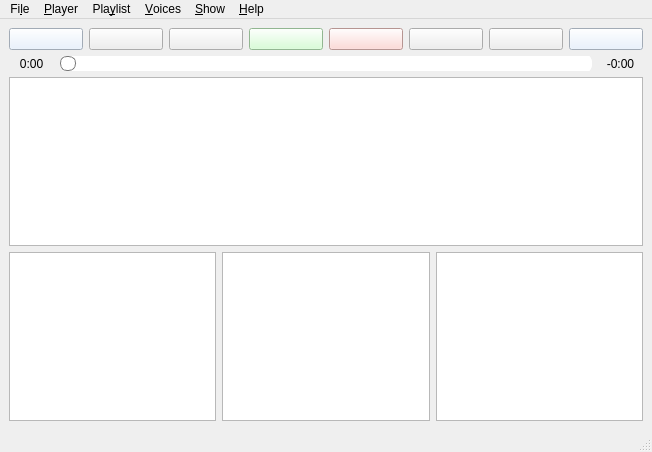
First picture: the form in gui/mainwindow.ui, repository derselbst/ANMP, before the edit.
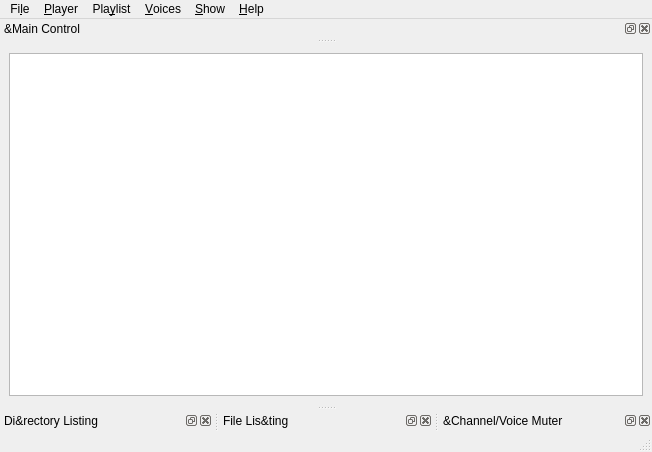
Second picture: the form after the edit. Icons and pictures are not drawn. Custom widgets are drawn as their Qt base class.

Commit message:
rework MainWindow by using dock windows
fixes #60

What changed in the file:
```diff
--- a/gui/mainwindow.ui
+++ b/gui/mainwindow.ui
@@ -13,354 +13,9 @@
   <widget class="QWidget" name="centralwidget">
    <layout class="QVBoxLayout" name="verticalLayout_2">
     <item>
-     <layout class="QHBoxLayout" name="horizontalLayout_2">
+     <layout class="QVBoxLayout" name="playlistLayout">
       <item>
-       <widget class="QPushButton" name="previousButton">
-        <property name="minimumSize">
-         <size>
-          <width>70</width>
-          <height>0</height>
-         </size>
-        </property>
-        <property name="toolTip">
-         <string>Previous Song</string>
-        </property>
-        <property name="styleSheet">
-         <string notr="true">QPushButton{
-	background-color: #e3efff;
-}</string>
-        </property>
-        <property name="icon">
-         <iconset resource="icons.qrc">
-          <normaloff>:/basic/img/previous.svg</normaloff>:/basic/img/previous.svg</iconset>
-        </property>
-        <property name="iconSize">
-         <size>
-          <width>64</width>
-          <height>64</height>
-         </size>
-        </property>
-        <attribute name="buttonGroup">
-         <string notr="true">controlButtonsAlwaysVisible</string>
-        </attribute>
-       </widget>
-      </item>
-      <item>
-       <widget class="QPushButton" name="fbackwardButton">
-        <property name="minimumSize">
-         <size>
-          <width>70</width>
-          <height>0</height>
-         </size>
-        </property>
-        <property name="toolTip">
-         <string>Seek Backward (fast)</string>
-        </property>
-        <property name="icon">
-         <iconset resource="icons.qrc">
-          <normaloff>:/basic/img/fbackw.svg</normaloff>:/basic/img/fbackw.svg</iconset>
-        </property>
-        <property name="iconSize">
-         <size>
-          <width>64</width>
-          <height>64</height>
-         </size>
-        </property>
-        <attribute name="buttonGroup">
-         <string notr="true">controlButtonsHideFirst</string>
-        </attribute>
-       </widget>
-      </item>
-      <item>
-       <widget class="QPushButton" name="backwardButton">
-        <property name="minimumSize">
-         <size>
-          <width>70</width>
-          <height>0</height>
-         </size>
-        </property>
-        <property name="toolTip">
-         <string>Seek Backward</string>
-        </property>
-        <property name="icon">
-         <iconset resource="icons.qrc">
-          <normaloff>:/basic/img/backw.svg</normaloff>:/basic/img/backw.svg</iconset>
-        </property>
-        <property name="iconSize">
-         <size>
-          <width>64</width>
-          <height>64</height>
-         </size>
-        </property>
-        <attribute name="buttonGroup">
-         <string notr="true">controlButtonsHideSecond</string>
-        </attribute>
-       </widget>
-      </item>
-      <item>
-       <widget class="QPushButton" name="playButton">
-        <property name="minimumSize">
-         <size>
-          <width>70</width>
-          <height>0</height>
-         </size>
-        </property>
-        <property name="toolTip">
-         <string>Play / Pause</string>
-        </property>
-        <property name="styleSheet">
-         <string notr="true">QPushButton{
-background-color: #ccffcb;
-}
-</string>
-        </property>
-        <property name="icon">
-         <iconset resource="icons.qrc">
-          <normaloff>:/basic/img/play.svg</normaloff>
-          <normalon>:/basic/img/pause.svg</normalon>
-          <disabledon>:/basic/img/pause.svg</disabledon>
-          <activeon>:/basic/img/pause.svg</activeon>
-          <selectedon>:/basic/img/pause.svg</selectedon>:/basic/img/play.svg</iconset>
-        </property>
-        <property name="iconSize">
-         <size>
-          <width>64</width>
-          <height>64</height>
-         </size>
-        </property>
-        <property name="checkable">
-         <bool>true</bool>
-        </property>
-        <attribute name="buttonGroup">
-         <string notr="true">controlButtonsAlwaysVisible</string>
-        </attribute>
-       </widget>
-      </item>
-      <item>
-       <widget class="QPushButton" name="stopButton">
-        <property name="minimumSize">
-         <size>
-          <width>70</width>
-          <height>0</height>
-         </size>
-        </property>
-        <property name="toolTip">
-         <string>Stop</string>
-        </property>
-        <property name="styleSheet">
-         <string notr="true">QPushButton {
-background-color: rgb(255, 209, 205);
-}
-</string>
-        </property>
-        <property name="icon">
-         <iconset resource="icons.qrc">
-          <normaloff>:/basic/img/stop.svg</normaloff>:/basic/img/stop.svg</iconset>
-        </property>
-        <property name="iconSize">
-         <size>
-          <width>64</width>
-          <height>64</height>
-         </size>
-        </property>
-        <attribute name="buttonGroup">
-         <string notr="true">controlButtonsAlwaysVisible</string>
-        </attribute>
-       </widget>
-      </item>
-      <item>
-       <widget class="QPushButton" name="forwardButton">
-        <property name="minimumSize">
-         <size>
-          <width>70</width>
-          <height>0</height>
-         </size>
-        </property>
-        <property name="toolTip">
-         <string>Seek Forward</string>
-        </property>
-        <property name="icon">
-         <iconset resource="icons.qrc">
-          <normaloff>:/basic/img/forw.svg</normaloff>:/basic/img/forw.svg</iconset>
-        </property>
-        <property name="iconSize">
-         <size>
-          <width>64</width>
-          <height>64</height>
-         </size>
-        </property>
-        <attribute name="buttonGroup">
-         <string notr="true">controlButtonsHideSecond</string>
-        </attribute>
-       </widget>
-      </item>
-      <item>
-       <widget class="QPushButton" name="fforwardButton">
-        <property name="minimumSize">
-         <size>
-          <width>70</width>
-          <height>0</height>
-         </size>
-        </property>
-        <property name="toolTip">
-         <string>Seek Forward (fast)</string>
-        </property>
-        <property name="icon">
-         <iconset resource="icons.qrc">
-          <normaloff>:/basic/img/fforw.svg</normaloff>:/basic/img/fforw.svg</iconset>
-        </property>
-        <property name="iconSize">
-         <size>
-          <width>64</width>
-          <height>64</height>
-         </size>
-        </property>
-        <attribute name="buttonGroup">
-         <string notr="true">controlButtonsHideFirst</string>
-        </attribute>
-       </widget>
-      </item>
-      <item>
-       <widget class="QPushButton" name="nextButton">
-        <property name="minimumSize">
-         <size>
-          <width>70</width>
-          <height>0</height>
-         </size>
-        </property>
-        <property name="toolTip">
-         <string>Next Song</string>
-        </property>
-        <property name="styleSheet">
-         <string notr="true">QPushButton{
-	background-color: #e3efff;
-}</string>
-        </property>
-        <property name="icon">
-         <iconset resource="icons.qrc">
-          <normaloff>:/basic/img/next.svg</normaloff>:/basic/img/next.svg</iconset>
-        </property>
-        <property name="iconSize">
-         <size>
-          <width>64</width>
-          <height>64</height>
-         </size>
-        </property>
-        <attribute name="buttonGroup">
-         <string notr="true">controlButtonsAlwaysVisible</string>
-        </attribute>
-       </widget>
-      </item>
-     </layout>
-    </item>
-    <item>
-     <layout class="QHBoxLayout" name="horizontalLayout_3">
-      <item>
-       <widget class="QLabel" name="labelTimePast">
-        <property name="minimumSize">
-         <size>
-          <width>45</width>
-          <height>0</height>
-         </size>
-        </property>
-        <property name="text">
-         <string>0:00</string>
-        </property>
-        <property name="textFormat">
-         <enum>Qt::PlainText</enum>
-        </property>
-        <property name="alignment">
-         <set>Qt::AlignCenter</set>
-        </property>
-       </widget>
-      </item>
-      <item>
-       <widget class="PlayheadSlider" name="seekBar">
-        <property name="styleSheet">
-         <string notr="true">QSlider::groove:horizontal {
-border: 0px solid #bbb;
-background: white;
-height: 21px;
-border-radius: 10px;
-}
-
-QSlider::sub-page:horizontal {
-background: qlineargradient(x1: 0, y1: 0.2, x2: 1, y2: 0,
-    stop: 0 #00cc44, stop: 1 #99ffbb);
-border: 0px solid #777;
-height: 21px;
-border-radius: 10px;
-}
-
-QSlider::add-page:horizontal {
-background: #fff;
-border: 0px solid #777;
-height: 21px;
-border-radius: 10px;
-}
-
-QSlider::handle:horizontal {
-background: qlineargradient(x1:0, y1:0, x2:1, y2:1,
-    stop:0 #eee, stop:1 #ccc);
-border: 1px solid #777;
-width: 14px;
-margin-top: 3px;
-margin-bottom: 3px;
-border-radius: 7px;
-}
-
-QSlider::handle:horizontal:hover {
-background: qlineargradient(x1:0, y1:0, x2:1, y2:1,
-    stop:0 #fff, stop:1 #ddd);
-border: 1px solid #444;
-border-radius: 0px;
-}
-
-QSlider::sub-page:horizontal:disabled {
-background: qlineargradient(x1: 0, y1: 0.2, x2: 1, y2: 0,
-    stop: 0 #ccc, stop: 1 #aaa);
-border-color: #999;
-}
-
-QSlider::add-page:horizontal:disabled {
-background: #fff;
-}
-
-QSlider::handle:horizontal:disabled {
-background: #eee;
-}
-</string>
-        </property>
-        <property name="orientation">
-         <enum>Qt::Horizontal</enum>
-        </property>
-       </widget>
-      </item>
-      <item>
-       <widget class="QLabel" name="labelTimeLeft">
-        <property name="minimumSize">
-         <size>
-          <width>45</width>
-          <height>0</height>
-         </size>
-        </property>
-        <property name="text">
-         <string>-0:00</string>
-        </property>
-        <property name="textFormat">
-         <enum>Qt::PlainText</enum>
-        </property>
-        <property name="alignment">
-         <set>Qt::AlignCenter</set>
-        </property>
-       </widget>
-      </item>
-     </layout>
-    </item>
-    <item>
-     <layout class="QVBoxLayout" name="mixLayout">
-      <item>
-       <widget class="ChannelConfigView" name="channelViewNew">
+       <widget class="PlaylistView" name="playlistView">
         <property name="sizePolicy">
          <sizepolicy hsizetype="Expanding" vsizetype="Expanding">
           <horstretch>0</horstretch>
@@ -371,73 +26,6 @@
       </item>
      </layout>
     </item>
-    <item>
-     <layout class="QHBoxLayout" name="horizontalLayout">
-      <property name="topMargin">
-       <number>0</number>
-      </property>
-      <item>
-       <widget class="QTreeView" name="treeView">
-        <property name="editTriggers">
-         <set>QAbstractItemView::NoEditTriggers</set>
-        </property>
-        <property name="dragEnabled">
-         <bool>true</bool>
-        </property>
-        <property name="dragDropMode">
-         <enum>QAbstractItemView::DragOnly</enum>
-        </property>
-       </widget>
-      </item>
-      <item>
-       <widget class="QListView" name="listView">
-        <property name="editTriggers">
-         <set>QAbstractItemView::NoEditTriggers</set>
-        </property>
-        <property name="dragEnabled">
-         <bool>true</bool>
-        </property>
-        <property name="dragDropMode">
-         <enum>QAbstractItemView::DragOnly</enum>
-        </property>
-        <property name="selectionMode">
-         <enum>QAbstractItemView::ExtendedSelection</enum>
-        </property>
-       </widget>
-      </item>
-      <item>
-       <widget class="PlaylistView" name="tableView">
-        <property name="acceptDrops">
-         <bool>true</bool>
-        </property>
-        <property name="editTriggers">
-         <set>QAbstractItemView::NoEditTriggers</set>
-        </property>
-        <property name="dragEnabled">
-         <bool>true</bool>
-        </property>
-        <property name="dragDropOverwriteMode">
-         <bool>false</bool>
-        </property>
-        <property name="dragDropMode">
-         <enum>QAbstractItemView::DragDrop</enum>
-        </property>
-        <property name="defaultDropAction">
-         <enum>Qt::MoveAction</enum>
-        </property>
-        <property name="alternatingRowColors">
-         <bool>true</bool>
-        </property>
-        <property name="selectionBehavior">
-         <enum>QAbstractItemView::SelectRows</enum>
-        </property>
-        <property name="showGrid">
-         <bool>false</bool>
-        </property>
-       </widget>
-      </item>
-     </layout>
-    </item>
    </layout>
   </widget>
   <widget class="QMenuBar" name="menubar">
@@ -526,6 +114,54 @@
    <addaction name="menuHelp"/>
   </widget>
   <widget class="QStatusBar" name="statusbar"/>
+  <widget class="QDockWidget" name="dockDir">
+   <property name="allowedAreas">
+    <set>Qt::BottomDockWidgetArea|Qt::TopDockWidgetArea</set>
+   </property>
+   <property name="windowTitle">
+    <string notr="true">Di&amp;rectory Listing</string>
+   </property>
+   <attribute name="dockWidgetArea">
+    <number>8</number>
+   </attribute>
+   <widget class="QWidget" name="widget"/>
+  </widget>
+  <widget class="QDockWidget" name="dockFile">
+   <property name="allowedAreas">
+    <set>Qt::BottomDockWidgetArea|Qt::TopDockWidgetArea</set>
+   </property>
+   <property name="windowTitle">
+    <string notr="true">File Lis&amp;ting</string>
+   </property>
+   <attribute name="dockWidgetArea">
+    <number>8</number>
+   </attribute>
+   <widget class="QWidget" name="widget_2"/>
+  </widget>
+  <widget class="QDockWidget" name="dockChannel">
+   <property name="allowedAreas">
+    <set>Qt::BottomDockWidgetArea|Qt::TopDockWidgetArea</set>
+   </property>
+   <property name="windowTitle">
+    <string notr="true">&amp;Channel/Voice Muter</string>
+   </property>
+   <attribute name="dockWidgetArea">
+    <number>8</number>
+   </attribute>
+   <widget class="QWidget" name="widget_3"/>
+  </widget>
+  <widget class="QDockWidget" name="dockControl">
+   <property name="allowedAreas">
+    <set>Qt::BottomDockWidgetArea|Qt::TopDockWidgetArea</set>
+   </property>
+   <property name="windowTitle">
+    <string notr="true">&amp;Main Control</string>
+   </property>
+   <attribute name="dockWidgetArea">
+    <number>4</number>
+   </attribute>
+   <widget class="QWidget" name="widget_4"/>
+  </widget>
   <action name="actionClose">
    <property name="text">
     <string>&amp;Close</string>
@@ -680,16 +316,6 @@
     <signal>remove(QModelIndexList)</signal>
    </slots>
   </customwidget>
-  <customwidget>
-   <class>PlayheadSlider</class>
-   <extends>QSlider</extends>
-   <header>PlayheadSlider.h</header>
-  </customwidget>
-  <customwidget>
-   <class>ChannelConfigView</class>
-   <extends>QTableView</extends>
-   <header>ChannelConfigView.h</header>
-  </customwidget>
  </customwidgets>
  <resources>
   <include location="icons.qrc"/>
```
Left out of the diff: 6 changed lines with no effect on the pictures. The commit also changes 7 other files.
